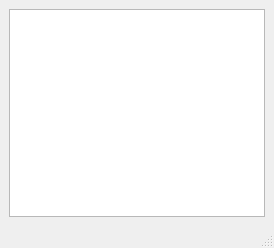
Above: MainWindow.ui from crossleyjuan/djon before the change. Below: the same form after it.
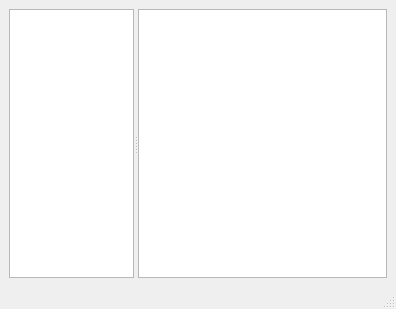
That is the form after the change. Icons and pictures are not drawn.

Commit message: Cambio en la visualizacion de gantt

The edit to the form file:
```diff
--- a/MainWindow.ui
+++ b/MainWindow.ui
@@ -5,9 +5,9 @@
   <property name="geometry">
    <rect>
     <x>0</x>
-    <y>176</y>
-    <width>274</width>
-    <height>248</height>
+    <y>0</y>
+    <width>396</width>
+    <height>309</height>
    </rect>
   </property>
   <property name="sizePolicy">
@@ -24,9 +24,19 @@
     <normaloff>:/img/djon.png</normaloff>:/img/djon.png</iconset>
   </property>
   <widget class="QWidget" name="centralwidget">
-   <layout class="QHBoxLayout" name="horizontalLayout">
+   <layout class="QVBoxLayout" name="verticalLayout">
     <item>
+     <widget class="QSplitter" name="splitter">
+      <property name="orientation">
+       <enum>Qt::Horizontal</enum>
+      </property>
      <widget class="QTreeView" name="taskView">
+       <property name="sizePolicy">
+        <sizepolicy hsizetype="Expanding" vsizetype="Expanding">
+         <horstretch>1</horstretch>
+         <verstretch>0</verstretch>
+        </sizepolicy>
+       </property>
       <property name="alternatingRowColors">
        <bool>true</bool>
       </property>
@@ -40,6 +50,21 @@
        <bool>true</bool>
       </property>
      </widget>
+      <widget class="QTreeView" name="ganttView">
+       <property name="sizePolicy">
+        <sizepolicy hsizetype="Expanding" vsizetype="Expanding">
+         <horstretch>2</horstretch>
+         <verstretch>0</verstretch>
+        </sizepolicy>
+       </property>
+       <property name="verticalScrollBarPolicy">
+        <enum>Qt::ScrollBarAsNeeded</enum>
+       </property>
+       <property name="horizontalScrollBarPolicy">
+        <enum>Qt::ScrollBarAsNeeded</enum>
+       </property>
+      </widget>
+     </widget>
     </item>
    </layout>
   </widget>
```
Left out of the diff: 4 changed lines with no effect on the pictures. Lines whose indentation alone changed are shown as unchanged. The commit also changes 9 other files.
